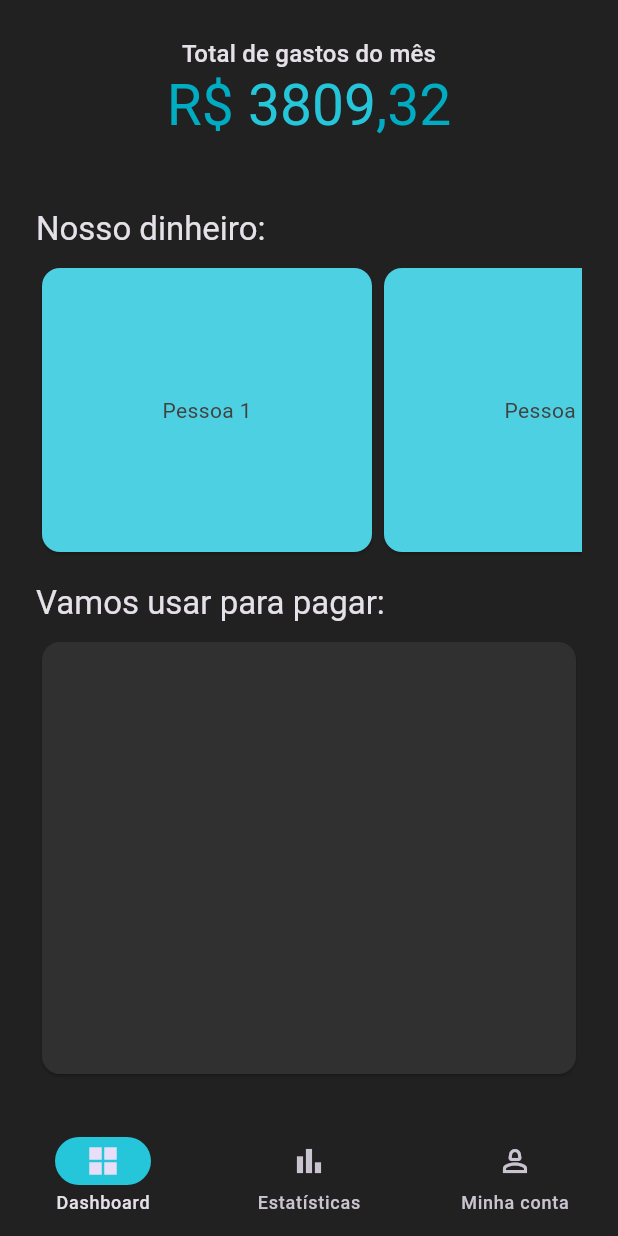
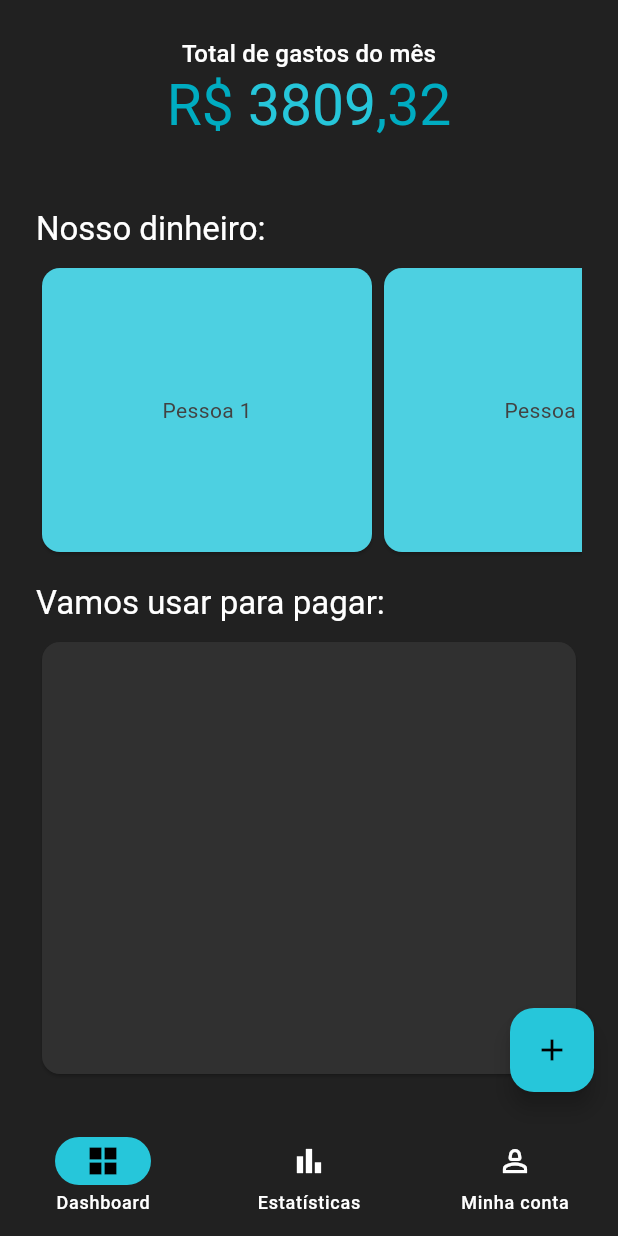
Before and after one commit to M0nicaVaz/duofinance, a Flutter app: the screen it shows after launch, on a phone screen of 412 x 824 dp. Run offline on Flutter 3.47's test engine with Material 3 defaults, Android fonts, the phone set to English and light mode, and no system bars; our stand-ins replace go_router.

Commit message:
fix: theming

```diff
--- a/lib/main.dart
+++ b/lib/main.dart
@@ -14,11 +14,13 @@ class MyApp extends StatelessWidget {
       title: 'Flutter Demo',
       routerConfig: Routes(context).router,
       theme: ThemeData(
-        primaryColor: Colors.cyan[400],
-        scaffoldBackgroundColor: Colors.grey[900],
-        brightness: Brightness.dark,
-        useMaterial3: true,
-      ),
+          scaffoldBackgroundColor: Colors.grey[900],
+          brightness: Brightness.dark,
+          useMaterial3: true,
+          colorScheme: ColorScheme.dark(
+            primary: Colors.cyan[400]!,
+            secondary: Colors.lime[200]!,
+          )),
     );
   }
 }
--- a/lib/widgets/template.dart
+++ b/lib/widgets/template.dart
@@ -35,6 +35,10 @@ class _TemplateState extends State<Template> {
         currentPageIndex: currentPageIndex,
         onDestinationSelected: handleDestination,
       ),
+      floatingActionButton: FloatingActionButton(
+        onPressed: () {},
+        child: const Icon(Icons.add),
+      ),
       body: SafeArea(child: widget.child),
     );
   }
```
